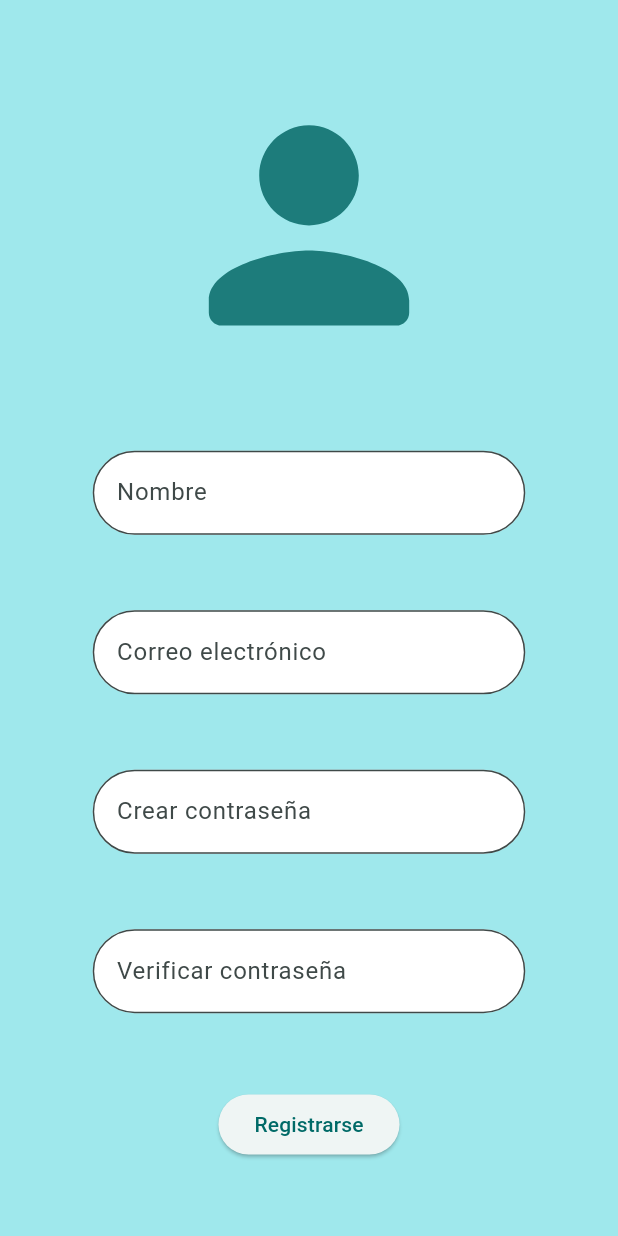
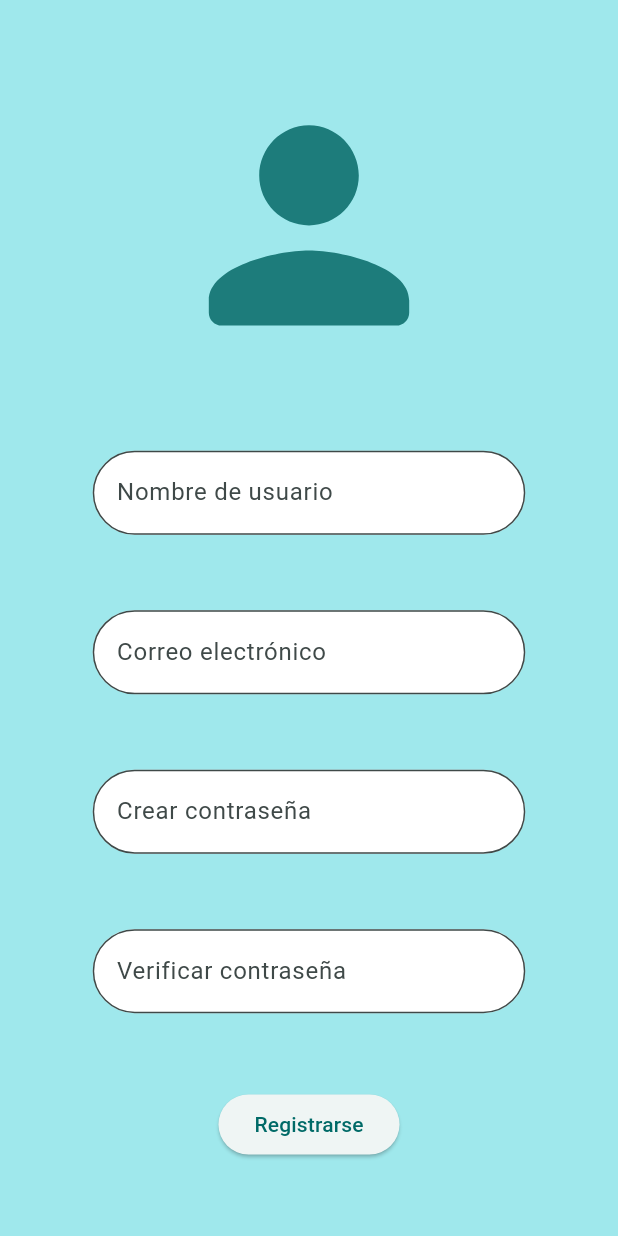
Before and after one commit to PabloFxdxdxd/Seki, a Flutter app: the PantallaRegistro screen opened by its route, on a phone screen of 412 x 824 dp. Run offline on Flutter 3.47's test engine with Material 3 defaults, Android fonts, the phone set to English and light mode, and no system bars; our stand-ins replace drift; accounts and stored records are empty; generated files the repository leaves out were written again.

Commit message:
Update SignIn.dart
cambio de nombre a nombre de usuario

```diff
--- a/lib/pantallas/SignIn.dart
+++ b/lib/pantallas/SignIn.dart
@@ -49,7 +49,7 @@ class _PantallaRegistroState extends State<PantallaRegistro> {
                 widthFactor: 0.7,
                 child: TextField(
                   decoration: InputDecoration(
-                  hintText: "Nombre",
+                  hintText: "Nombre de usuario",
                   filled: true,
                   fillColor: Colors.white,
                   border: OutlineInputBorder(borderRadius: BorderRadius.circular(30)),
```
